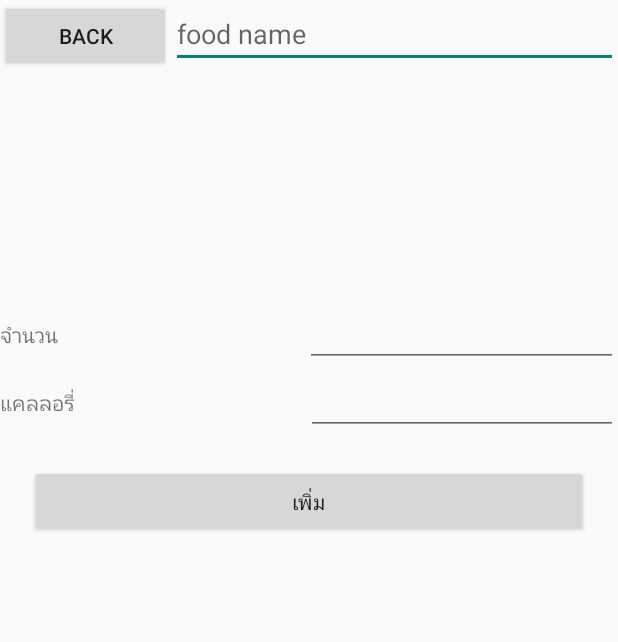
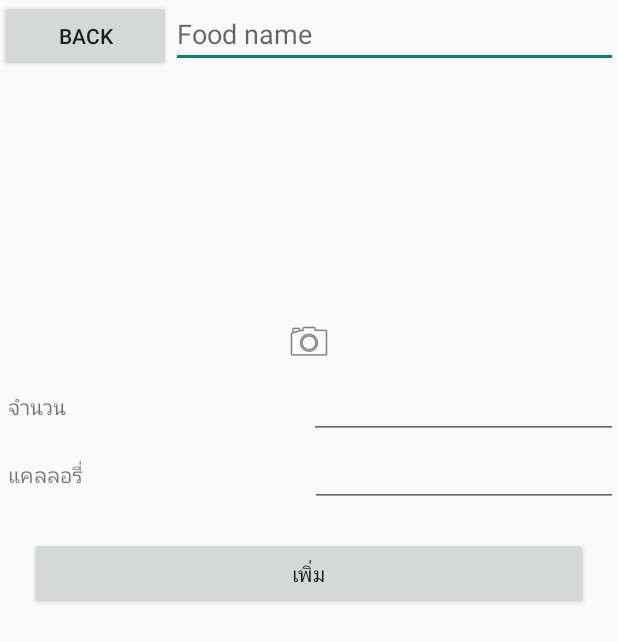
Before and after one commit to kukkikkpl/Calcurie, an Android app: the layout fragment_add_menu.xml on its own in the app's theme, with its tools: preview values and no code run, on a phone screen of 412 x 824 dp. Shown: the top 642 px of the screen. Run offline under Robolectric (Android 15) with nearby library versions, the phone set to English and light mode, and no system bars.

Commit message:
Add diary adapter Add addMenu opencamera (not done)

```diff
--- a/app/build.gradle
+++ b/app/build.gradle
@@ -29,5 +29,7 @@ dependencies {
     androidTestImplementation 'com.android.support.test.espresso:espresso-core:3.0.2'
     implementation 'com.google.firebase:firebase-core:16.0.4'
     implementation 'com.google.firebase:firebase-auth:16.0.5'
+    implementation 'com.google.firebase:firebase-firestore:17.1.2'
+    implementation 'com.google.firebase:firebase-storage:16.0.4'
 }
 apply plugin: 'com.google.gms.google-services'
--- a/app/src/main/AndroidManifest.xml
+++ b/app/src/main/AndroidManifest.xml
@@ -18,5 +18,7 @@
         </activity>
     </application>
     <uses-permission android:name="android.permission.ACCESS_NETWORK_STATE" />
+    <uses-feature android:name="android.hardware.camera"
+        android:required="true" />
 
 </manifest>
--- a/app/src/main/res/layout/fragment_add_menu.xml
+++ b/app/src/main/res/layout/fragment_add_menu.xml
@@ -13,7 +13,7 @@
         android:orientation="horizontal">
 
         <Button
-            android:id="@+id/button"
+            android:id="@+id/add_back_button"
             android:layout_width="wrap_content"
             android:layout_height="wrap_content"
             android:layout_weight="1"
@@ -24,21 +24,38 @@
             android:layout_width="272dp"
             android:layout_height="wrap_content"
             android:layout_weight="1"
-            android:hint="food name" />
+            android:hint="Food name" />
 
     </LinearLayout>
 
     <LinearLayout
         android:layout_width="match_parent"
-        android:layout_height="wrap_content"
-        android:orientation="horizontal">
+        android:layout_height="150dp"
+        android:orientation="horizontal"
+        android:layout_margin="5dp">
 
         <ImageView
             android:id="@+id/food_img"
-            android:layout_width="293dp"
-            android:layout_height="151dp"
+            android:layout_width="match_parent"
+            android:layout_height="match_parent"
             android:layout_gravity="center"
             android:scaleType="centerCrop" />
+    </LinearLayout>
+
+    <LinearLayout
+        android:layout_width="wrap_content"
+        android:layout_height="wrap_content"
+        android:orientation="horizontal"
+        android:layout_margin="3dp"
+        android:layout_gravity="center">
+
+        <ImageButton
+            android:id="@+id/take_picture_btn"
+            android:layout_width="wrap_content"
+            android:layout_height="wrap_content"
+            android:layout_weight="1"
+            android:src="@android:drawable/ic_menu_camera"
+            android:background="@android:color/transparent"/>
     </LinearLayout>
 
     <LinearLayout
@@ -47,6 +64,7 @@
         android:orientation="horizontal">
 
         <TextView
+            android:layout_marginLeft="5dp"
             android:layout_width="wrap_content"
             android:layout_height="wrap_content"
             android:layout_weight="1"
@@ -63,6 +81,7 @@
     </LinearLayout>
 
     <LinearLayout
+        android:layout_marginLeft="5dp"
         android:layout_width="match_parent"
         android:layout_height="wrap_content"
         android:orientation="horizontal">
```
Also changed, not shown: app/src/main/java/com/calcurie/calcurie/AddMenuFragment.java (added, +82 -0 lines), app/src/main/java/com/calcurie/calcurie/Diary/Diary.java (added, +45 -0 lines), app/src/main/java/com/calcurie/calcurie/Diary/DiaryAdapter.java (added, +44 -0 lines), app/src/main/java/com/calcurie/calcurie/Diary/DiaryFragment.java (added, +81 -0 lines).
